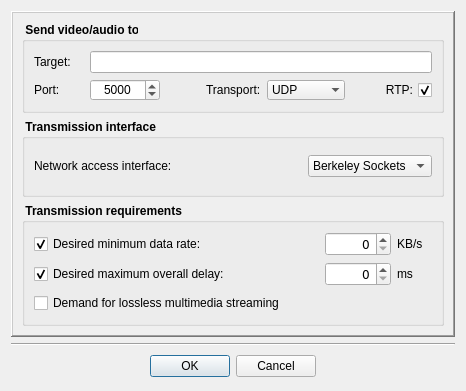
Old version of the form Homer/forms/Dialogs/AddNetworkSinkDialog.ui in the repository Homer-Conferencing/Homer-Conferencing.
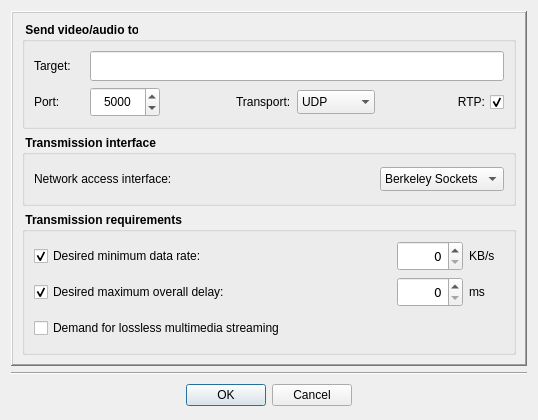
New version of the form. Icons and pictures are not drawn.

Patch:
```diff
--- a/Homer/forms/Dialogs/AddNetworkSinkDialog.ui
+++ b/Homer/forms/Dialogs/AddNetworkSinkDialog.ui
@@ -6,8 +6,8 @@
    <rect>
     <x>0</x>
     <y>0</y>
-    <width>466</width>
-    <height>391</height>
+    <width>538</width>
+    <height>407</height>
    </rect>
   </property>
   <property name="sizePolicy">
@@ -16,6 +16,11 @@
     <verstretch>0</verstretch>
    </sizepolicy>
   </property>
+  <property name="font">
+   <font>
+    <family>Arial</family>
+   </font>
+  </property>
   <property name="windowTitle">
    <string>Add network sink</string>
   </property>
@@ -64,13 +69,13 @@
              <property name="minimumSize">
               <size>
                <width>50</width>
-               <height>16</height>
+               <height>30</height>
               </size>
              </property>
              <property name="maximumSize">
               <size>
                <width>50</width>
-               <height>16</height>
+               <height>30</height>
               </size>
              </property>
              <property name="font">
@@ -89,13 +94,13 @@
              <property name="minimumSize">
               <size>
                <width>70</width>
-               <height>22</height>
+               <height>30</height>
               </size>
              </property>
              <property name="maximumSize">
               <size>
                <width>70</width>
-               <height>22</height>
+               <height>30</height>
               </size>
              </property>
              <property name="font">
@@ -139,6 +144,12 @@
            </item>
            <item>
             <widget class="QLabel" name="label">
+             <property name="minimumSize">
+              <size>
+               <width>0</width>
+               <height>30</height>
+              </size>
+             </property>
              <property name="font">
               <font>
                <weight>50</weight>
@@ -152,6 +163,18 @@
            </item>
            <item>
             <widget class="QComboBox" name="mCbTransport">
+             <property name="minimumSize">
+              <size>
+               <width>0</width>
+               <height>24</height>
+              </size>
+             </property>
+             <property name="maximumSize">
+              <size>
+               <width>16777215</width>
+               <height>24</height>
+              </size>
+             </property>
              <property name="font">
               <font>
                <weight>50</weight>
@@ -201,6 +224,12 @@
            </item>
            <item>
             <widget class="QCheckBox" name="mCbRtp">
+             <property name="minimumSize">
+              <size>
+               <width>0</width>
+               <height>30</height>
+              </size>
+             </property>
              <property name="font">
               <font>
                <weight>50</weight>
@@ -233,13 +262,13 @@
              <property name="minimumSize">
               <size>
                <width>50</width>
-               <height>16</height>
+               <height>30</height>
               </size>
              </property>
              <property name="maximumSize">
               <size>
                <width>50</width>
-               <height>16</height>
+               <height>30</height>
               </size>
              </property>
              <property name="font">
@@ -258,7 +287,7 @@
              <property name="minimumSize">
               <size>
                <width>200</width>
-               <height>22</height>
+               <height>30</height>
               </size>
              </property>
              <property name="maximumSize">
@@ -302,7 +331,7 @@
              <property name="minimumSize">
               <size>
                <width>0</width>
-               <height>22</height>
+               <height>30</height>
               </size>
              </property>
              <property name="font">
@@ -340,7 +369,13 @@
              <property name="minimumSize">
               <size>
                <width>50</width>
-               <height>22</height>
+               <height>30</height>
+              </size>
+             </property>
+             <property name="maximumSize">
+              <size>
+               <width>16777215</width>
+               <height>30</height>
               </size>
              </property>
              <property name="font">
@@ -372,7 +407,7 @@
              <property name="minimumSize">
               <size>
                <width>35</width>
-               <height>22</height>
+               <height>30</height>
               </size>
              </property>
              <property name="maximumSize">
@@ -401,7 +436,7 @@
              <property name="minimumSize">
               <size>
                <width>0</width>
-               <height>22</height>
+               <height>30</height>
               </size>
              </property>
              <property name="font">
@@ -439,7 +474,13 @@
              <property name="minimumSize">
               <size>
                <width>50</width>
-               <height>22</height>
+               <height>30</height>
+              </size>
+             </property>
+             <property name="maximumSize">
+              <size>
+               <width>16777215</width>
+               <height>30</height>
               </size>
              </property>
              <property name="font">
@@ -471,7 +512,7 @@
              <property name="minimumSize">
               <size>
                <width>35</width>
-               <height>22</height>
+               <height>30</height>
               </size>
              </property>
              <property name="maximumSize">
@@ -500,7 +541,7 @@
              <property name="minimumSize">
               <size>
                <width>0</width>
-               <height>22</height>
+               <height>30</height>
               </size>
              </property>
              <property name="font">
@@ -551,6 +592,12 @@
           <layout class="QHBoxLayout" name="_6">
            <item>
             <widget class="QLabel" name="label_5">
+             <property name="minimumSize">
+              <size>
+               <width>0</width>
+               <height>30</height>
+              </size>
+             </property>
              <property name="font">
               <font>
                <weight>50</weight>
@@ -580,6 +627,18 @@
            </item>
            <item>
             <widget class="QComboBox" name="mCbGAPIImpl">
+             <property name="minimumSize">
+              <size>
+               <width>0</width>
+               <height>24</height>
+              </size>
+             </property>
+             <property name="maximumSize">
+              <size>
+               <width>16777215</width>
+               <height>24</height>
+              </size>
+             </property>
              <property name="font">
               <font>
                <weight>50</weight>
```
